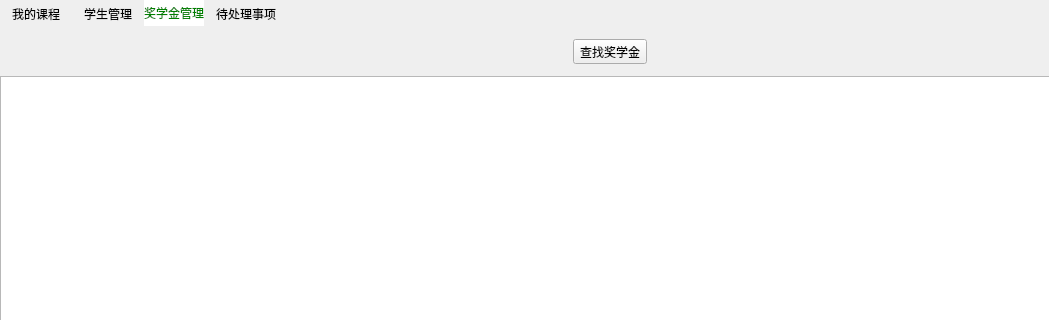
shiyu-coder/Student-information-management-system, file teacherwindow.ui: the form before one commit; both pictures show x 0 to 1049 and y 0 to 320 of the 1532 by 706 pixel window.
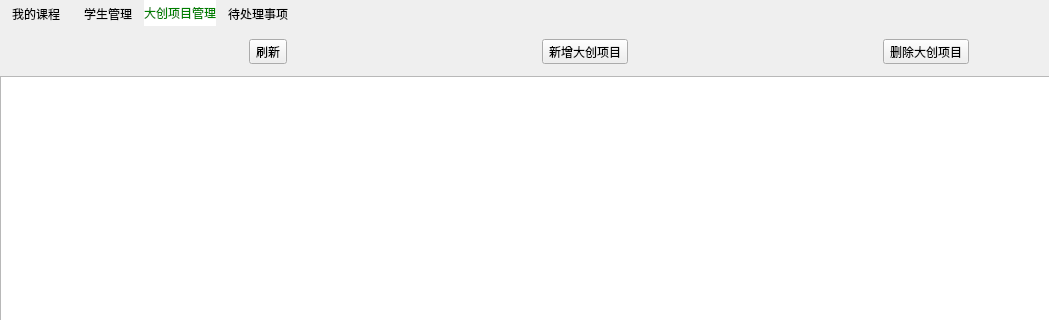
The form after the commit. The open tabs and pages were chosen to show the change. Icons and pictures are not drawn.

Patch:
```diff
--- a/teacherwindow.ui
+++ b/teacherwindow.ui
@@ -254,7 +254,7 @@
         </spacer>
        </item>
        <item>
-        <widget class="QToolButton" name="FlushButton_3">
+        <widget class="QToolButton" name="FlushButton_2">
          <property name="styleSheet">
           <string notr="true">background-color: rgba(255, 255, 255, 0);border:2px solid white;border-radius:10px;
 hover{ background-color: rgba(255, 255, 255, 150);border:2px solid white;border-radius:10px;background-color: rgba(255, 255, 255, 150);border:2px solid white;border-radius:10px;}</string>
@@ -298,7 +298,7 @@
     </widget>
     <widget class="QWidget" name="ScholarTab">
      <attribute name="title">
-      <string>奖学金管理</string>
+      <string>大创项目管理</string>
      </attribute>
      <widget class="QWidget" name="widget_4" native="true">
       <property name="geometry">
@@ -311,13 +311,35 @@
       </property>
       <layout class="QHBoxLayout" name="horizontalLayout_5">
        <item>
-        <widget class="QToolButton" name="toolButton_28">
+        <widget class="QToolButton" name="FlushButton_3">
          <property name="styleSheet">
           <string notr="true">background-color: rgba(255, 255, 255, 0);border:2px solid white;border-radius:10px;
 hover{ background-color: rgba(255, 255, 255, 150);border:2px solid white;border-radius:10px;background-color: rgba(255, 255, 255, 150);border:2px solid white;border-radius:10px;}</string>
          </property>
          <property name="text">
-          <string>查找奖学金</string>
+          <string>刷新</string>
+         </property>
+        </widget>
+       </item>
+       <item>
+        <widget class="QToolButton" name="AddProButton">
+         <property name="styleSheet">
+          <string notr="true">background-color: rgba(255, 255, 255, 0);border:2px solid white;border-radius:10px;
+hover{ background-color: rgba(255, 255, 255, 150);border:2px solid white;border-radius:10px;background-color: rgba(255, 255, 255, 150);border:2px solid white;border-radius:10px;}</string>
+         </property>
+         <property name="text">
+          <string>新增大创项目</string>
+         </property>
+        </widget>
+       </item>
+       <item>
+        <widget class="QToolButton" name="DeleteProButton">
+         <property name="styleSheet">
+          <string notr="true">background-color: rgba(255, 255, 255, 0);border:2px solid white;border-radius:10px;
+hover{ background-color: rgba(255, 255, 255, 150);border:2px solid white;border-radius:10px;background-color: rgba(255, 255, 255, 150);border:2px solid white;border-radius:10px;}</string>
+         </property>
+         <property name="text">
+          <string>删除大创项目</string>
          </property>
         </widget>
        </item>
```
Left out of the diff: 4 changed lines with no effect on the pictures.
